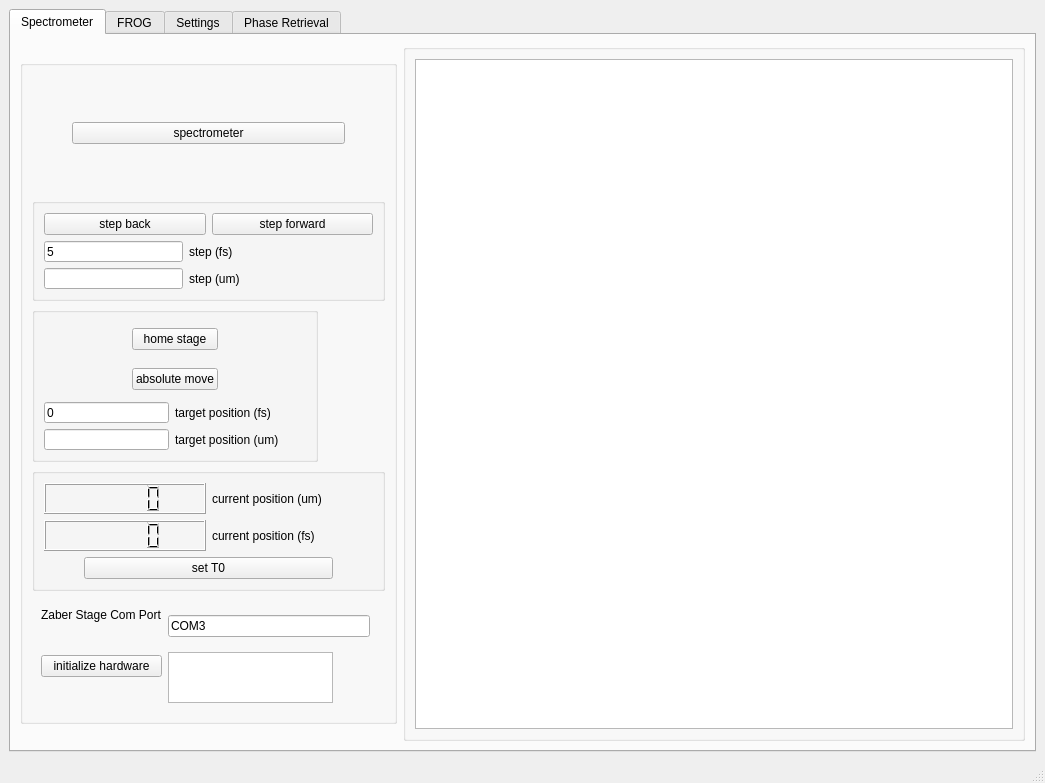
peter-chang62/Chi-3-FROG, file qt_designer/form.ui: the form before one commit.
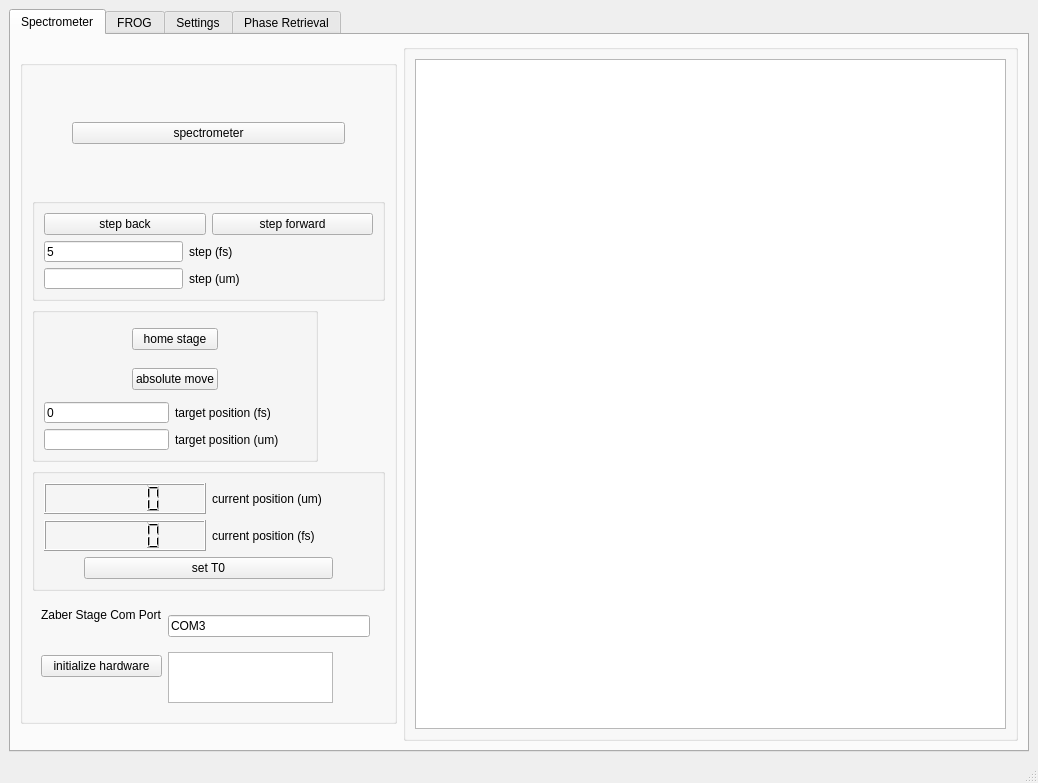
The form after the commit. The open tabs and pages were chosen to show the change. Custom widgets are drawn as their Qt base class.

The edit to the form file:
```diff
--- a/qt_designer/form.ui
+++ b/qt_designer/form.ui
@@ -6,10 +6,16 @@
    <rect>
     <x>0</x>
     <y>0</y>
-    <width>1045</width>
+    <width>1038</width>
     <height>783</height>
    </rect>
   </property>
+  <property name="minimumSize">
+   <size>
+    <width>1038</width>
+    <height>783</height>
+   </size>
+  </property>
   <property name="windowTitle">
    <string>MainWindow</string>
   </property>
```
Left out of the diff: 4 changed lines with no effect on the pictures.
